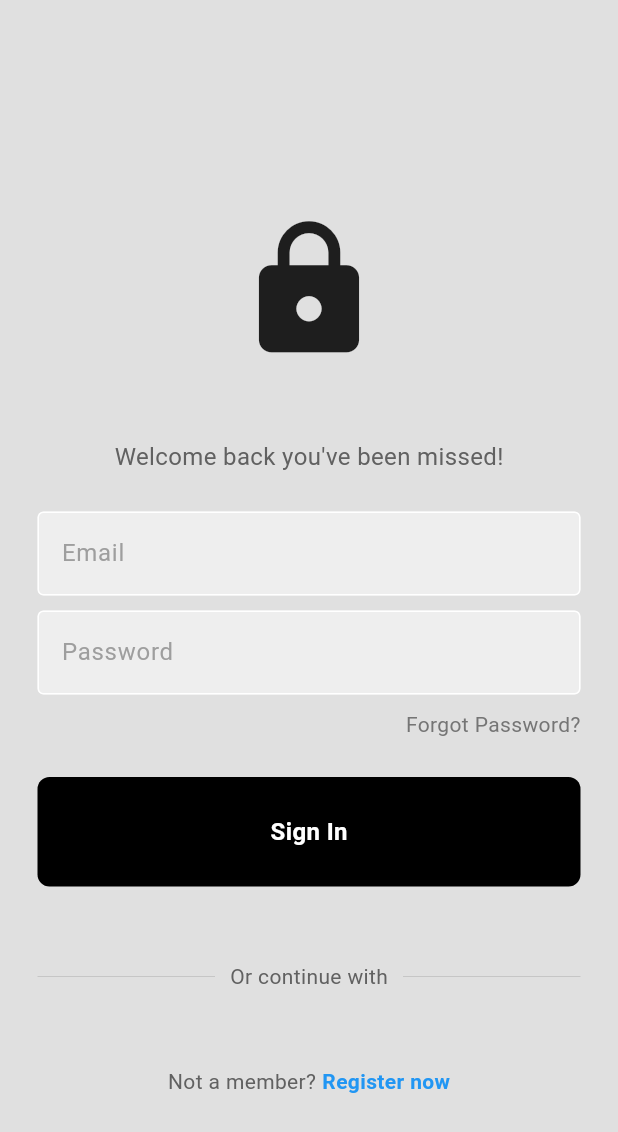
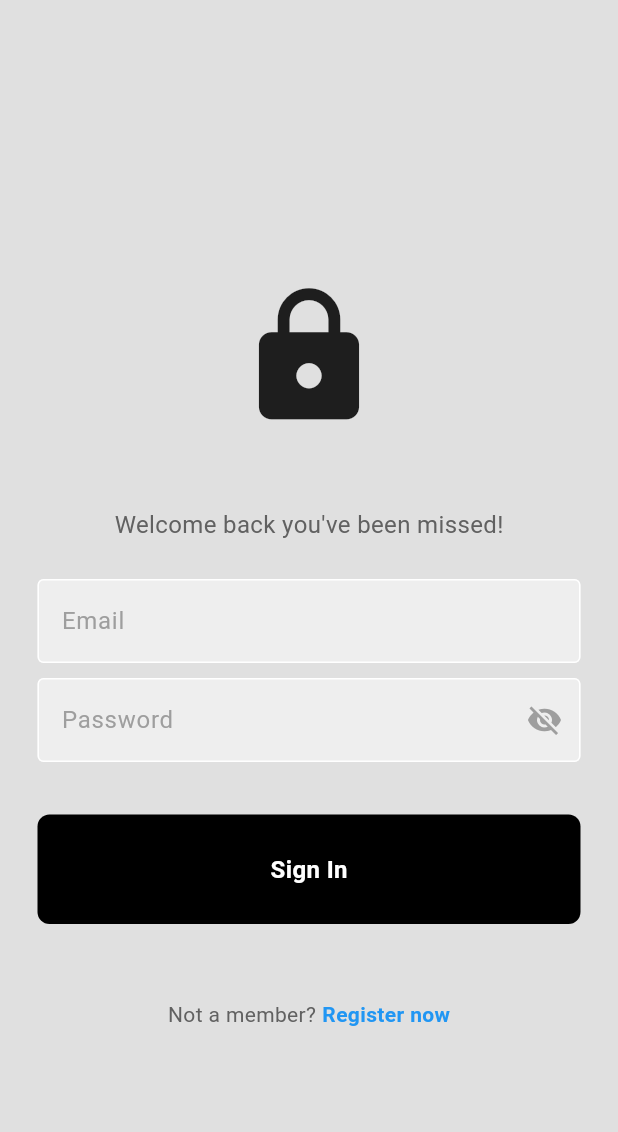
Before and after one commit to Hetari/toby-flutter-new, a Flutter app: the screen it shows after launch, on a phone screen of 412 x 824 dp. Shown: the top 1132 px of the screen. Run offline on Flutter 3.47's test engine with Material 3 defaults, Android fonts, the phone set to English and light mode, and no system bars.

Commit message:
fix widgets ui

```diff
--- a/lib/screens/login_screen.dart
+++ b/lib/screens/login_screen.dart
@@ -70,19 +70,19 @@ class LoginScreen extends StatelessWidget {
               // empty spaces
               const SizedBox(height: 10),
 
-              // forgot password?
-              Padding(
-                padding: const EdgeInsets.symmetric(horizontal: 25.0),
-                child: Row(
-                  mainAxisAlignment: MainAxisAlignment.end,
-                  children: [
-                    Text(
-                      'Forgot Password?',
-                      style: TextStyle(color: Colors.grey[600]),
-                    ),
-                  ],
-                ),
-              ),
+              // TODO: forgot password?
+              // Padding(
+              //   padding: const EdgeInsets.symmetric(horizontal: 25.0),
+              //   child: Row(
+              //     mainAxisAlignment: MainAxisAlignment.end,
+              //     children: [
+              //       Text(
+              //         'Forgot Password?',
+              //         style: TextStyle(color: Colors.grey[600]),
+              //       ),
+              //     ],
+              //   ),
+              // ),
 
               // empty spaces
               const SizedBox(height: 25),
@@ -90,37 +90,6 @@ class LoginScreen extends StatelessWidget {
               // sign in button
               MyButton(
                 onTap: signUserIn,
-              ),
-
-              // empty spaces
-              const SizedBox(height: 50),
-
-              // or continue with
-              Padding(
-                padding: const EdgeInsets.symmetric(horizontal: 25.0),
-                child: Row(
-                  children: [
-                    Expanded(
-                      child: Divider(
-                        thickness: 0.5,
-                        color: Colors.grey[400],
-                      ),
-                    ),
-                    Padding(
-                      padding: const EdgeInsets.symmetric(horizontal: 10.0),
-                      child: Text(
-                        'Or continue with',
-                        style: TextStyle(color: Colors.grey[700]),
-                      ),
-                    ),
-                    Expanded(
-                      child: Divider(
-                        thickness: 0.5,
-                        color: Colors.grey[400],
-                      ),
-                    ),
-                  ],
-                ),
               ),
 
               // empty spaces
--- a/lib/widgets/button.dart
+++ b/lib/widgets/button.dart
@@ -7,15 +7,18 @@ class MyButton extends StatelessWidget {
 
   @override
   Widget build(BuildContext context) {
-    return GestureDetector(
-      onTap: onTap,
-      child: Container(
-        padding: const EdgeInsets.all(25),
+    return Container(
       margin: const EdgeInsets.symmetric(horizontal: 25),
       decoration: BoxDecoration(
         color: Colors.black,
         borderRadius: BorderRadius.circular(8),
       ),
+      child: InkWell(
+        onTap: onTap,
+        borderRadius: BorderRadius.circular(
+            8), // To ensure ripple effect respects button shape
+        child: Container(
+          padding: const EdgeInsets.all(25),
           child: const Center(
             child: Text(
               "Sign In",
@@ -27,6 +30,7 @@ class MyButton extends StatelessWidget {
             ),
           ),
         ),
+      ),
     );
   }
 }
--- a/lib/widgets/text_field.dart
+++ b/lib/widgets/text_field.dart
@@ -1,6 +1,6 @@
 import 'package:flutter/material.dart';
 
-class MyTextField extends StatelessWidget {
+class MyTextField extends StatefulWidget {
   final TextEditingController controller;
   final String hintText;
   final bool obscureText;
@@ -13,12 +13,31 @@ class MyTextField extends StatelessWidget {
   });
 
   @override
+  _MyTextFieldState createState() => _MyTextFieldState();
+}
+
+class _MyTextFieldState extends State<MyTextField> {
+  late bool _isObscured;
+
+  @override
+  void initState() {
+    super.initState();
+    _isObscured = widget.obscureText; // Initialize based on passed value
+  }
+
+  void _toggleObscureText() {
+    setState(() {
+      _isObscured = !_isObscured;
+    });
+  }
+
+  @override
   Widget build(BuildContext context) {
     return Padding(
       padding: const EdgeInsets.symmetric(horizontal: 25.0),
       child: TextField(
-        controller: controller,
-        obscureText: obscureText,
+        controller: widget.controller,
+        obscureText: _isObscured, // Use the toggled value here
         decoration: InputDecoration(
           enabledBorder: const OutlineInputBorder(
             borderSide: BorderSide(color: Colors.white),
@@ -28,8 +47,17 @@ class MyTextField extends StatelessWidget {
           ),
           fillColor: Colors.grey.shade200,
           filled: true,
-          hintText: hintText,
+          hintText: widget.hintText,
           hintStyle: TextStyle(color: Colors.grey[500]),
+          suffixIcon: widget.obscureText
+              ? IconButton(
+                  icon: Icon(
+                    _isObscured ? Icons.visibility_off : Icons.visibility,
+                    color: Colors.grey[500],
+                  ),
+                  onPressed: _toggleObscureText,
+                )
+              : null, // Only show the icon if it's a password field
         ),
       ),
     );
```
Lines whose indentation alone changed are shown as unchanged.
